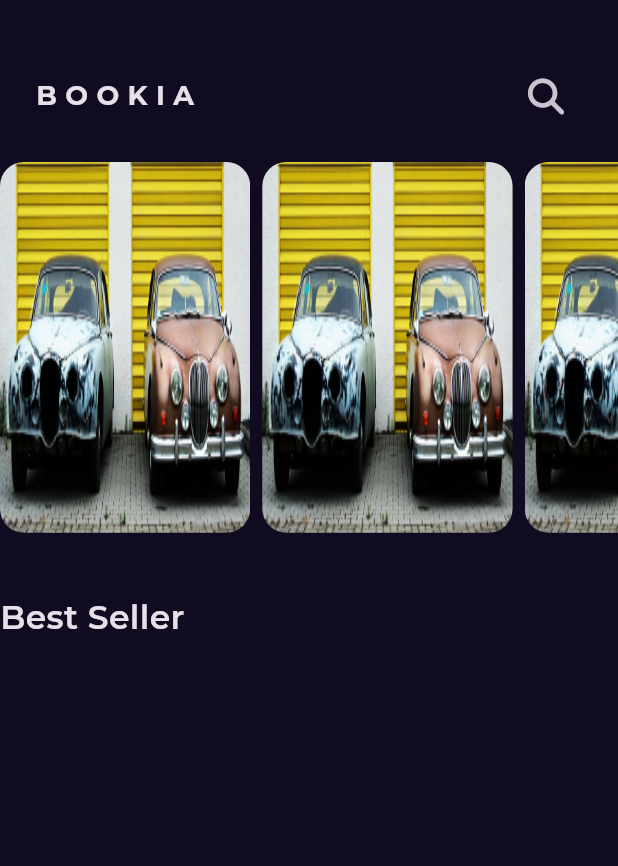
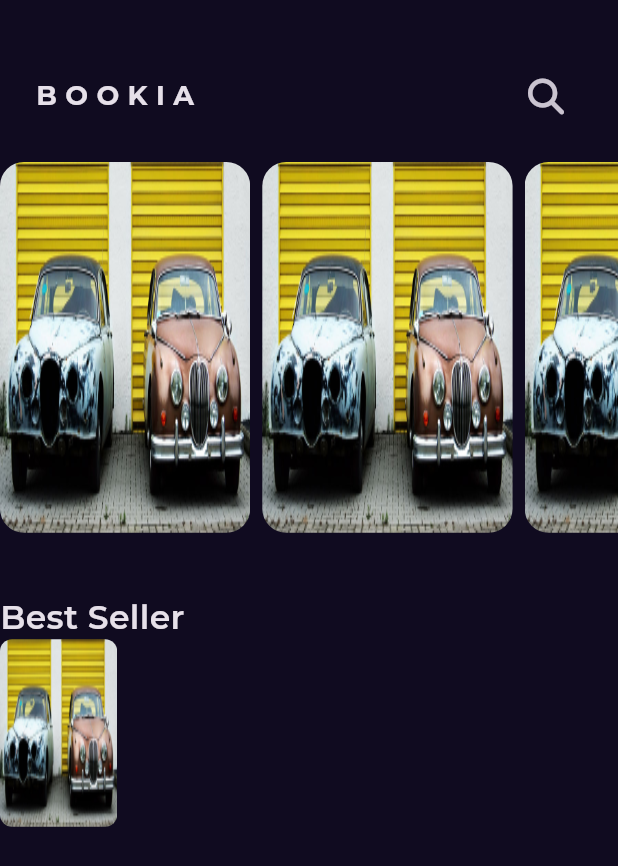
Before and after one commit to muhammad-mustafa1/BOOKIA, a Flutter app: the screen it shows after launch, on a phone screen of 412 x 824 dp. Shown: the top 866 px of the screen. Run offline on Flutter 3.47's test engine with Material 3 defaults, Android fonts, the phone set to English and light mode, and no system bars; our stand-ins replace font_awesome_flutter, get, google_fonts.

Commit message:
best selles list view item part one

```diff
--- a/lib/Features/home/presentation/views/widgets/home_view_body.dart
+++ b/lib/Features/home/presentation/views/widgets/home_view_body.dart
@@ -1,4 +1,5 @@
 import 'package:bookia/Core/Utils/styles.dart';
+import 'package:bookia/Core/assets.dart';
 import 'package:bookia/Features/home/presentation/views/widgets/custom_app_bar.dart';
 import 'package:bookia/Features/home/presentation/views/widgets/featured_books_list_view.dart';
 import 'package:flutter/material.dart';
@@ -14,11 +15,39 @@ class HomeViewBody extends StatelessWidget {
         CustomAppBar(),
         FeaturedBooksListView(),
         SizedBox(height: 40),
-        Text(
-          'Best Seller',
-          style: Styles.titleMedium,
-        )
+        Text('Best Seller', style: Styles.titleMedium),
+        BestSellerListViewItem()
       ],
     );
   }
 }
+
+class BestSellerListViewItem extends StatelessWidget {
+  const BestSellerListViewItem({super.key});
+
+  @override
+  Widget build(BuildContext context) {
+    return SizedBox(
+      height: 125,
+      child: Row(
+        children: [
+          AspectRatio(
+            aspectRatio: 2.5 / 4,
+            child: Container(
+              decoration: BoxDecoration(
+                borderRadius: BorderRadius.circular(8),
+                image: const DecorationImage(
+                  fit: BoxFit.fill,
+                  image: AssetImage(AssetsData.bookImage),
+                ),
+              ),
+            ),
+          ),
+          const Column(
+            children: [],
+          )
+        ],
+      ),
+    );
+  }
+}
```
